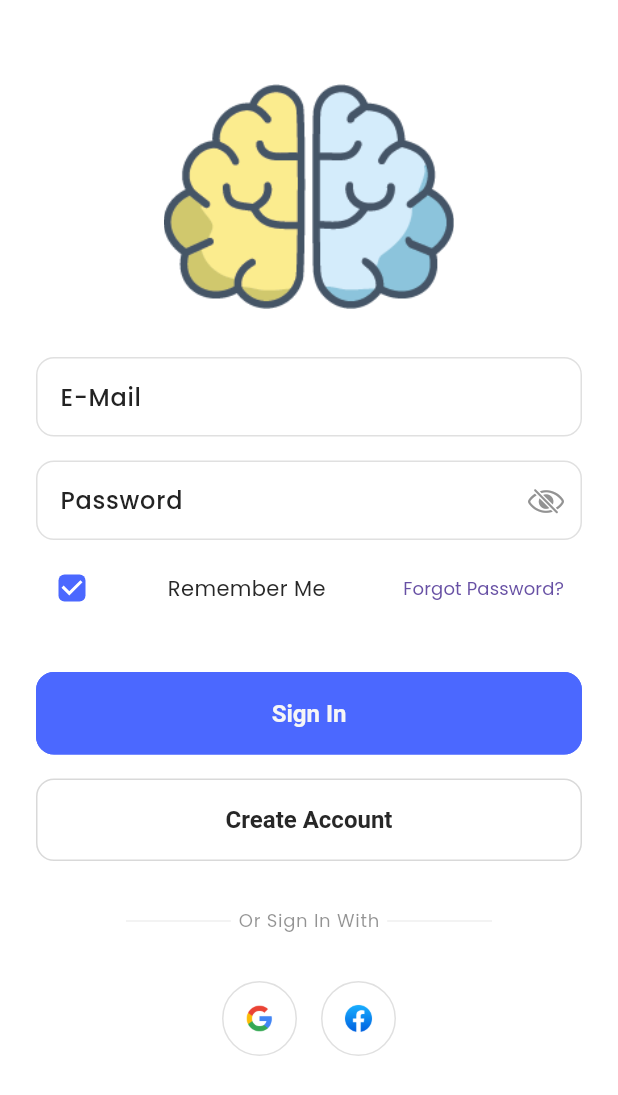
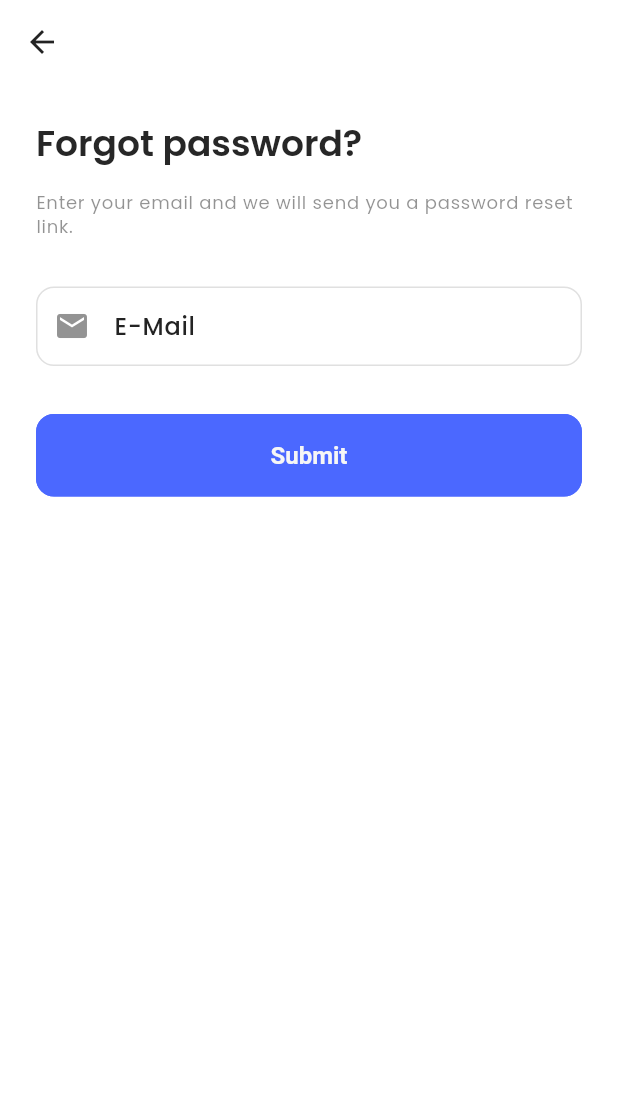
Before and after one commit to CelPat/ProjektZespolowyPCZ, a Flutter app: the LoginPage screen opened directly, after a tap on "Forgot Password?", on a phone screen of 412 x 824 dp. Shown: the top 1095 px of the screen. Run offline on Flutter 3.47's test engine with Material 3 defaults, Android fonts, the phone set to English and light mode, and no system bars; our stand-ins replace connectivity_plus, firebase_storage, get, get_storage, iconsax, logger and 2 more; accounts and stored records are empty.

Commit message:
Create forgot and reset password page

```diff
--- a/lib/features/authentication/screens/login/widgets/login_form.dart
+++ b/lib/features/authentication/screens/login/widgets/login_form.dart
@@ -1,5 +1,6 @@
 import 'package:flutter/material.dart';
 import 'package:get/get.dart';
+import 'package:projekt_zespolowy_pcz/features/authentication/screens/password_config/forgot_password.dart';
 import '../../../../../common/widgets/login_signup/password_field.dart';
 import '../../../../../utils/constants/sizes.dart';
 import '../../../../../utils/constants/text_strings.dart';
@@ -29,7 +30,6 @@ class ZenLoginForm extends StatelessWidget {
             const SizedBox(height: ZenSizes.spaceBetweenInputFields),
 
             // Password
-
             PasswordField(
                 passwordVisibilityController: passwordVisibilityController,
                 passwordController: passwordTextController),
@@ -45,7 +45,7 @@ class ZenLoginForm extends StatelessWidget {
 
                 // Forgot Password
                 TextButton(
-                    onPressed: () {},
+                    onPressed: () => Get.to(() => ForgotPassword()),
                     child: const Text(ZenTexts.forgotPassword)),
               ],
             ),
--- /dev/null
+++ b/lib/features/authentication/screens/password_config/forgot_password.dart
@@ -0,0 +1,69 @@
+import 'package:flutter/material.dart';
+import 'package:get/get.dart';
+import 'package:projekt_zespolowy_pcz/features/authentication/screens/password_confi/reset_password.dart';
+import 'package:projekt_zespolowy_pcz/utils/constants/sizes.dart';
+import 'package:projekt_zespolowy_pcz/utils/constants/text_strings.dart';
+import 'package:projekt_zespolowy_pcz/utils/validators/validation.dart';
+
+class ForgotPassword extends StatelessWidget {
+  final TextEditingController emailController = TextEditingController();
+  ForgotPassword({super.key});
+
+  @override
+  Widget build(BuildContext context) {
+    return Scaffold(
+      appBar: AppBar(),
+      body: Padding(
+        padding: const EdgeInsets.all(ZenSizes.defaultSpace),
+        child: Column(
+          crossAxisAlignment: CrossAxisAlignment.start,
+          children: [
+            // Headings
+            Text(
+              ZenTexts.forgotPasswordTitle,
+              style: Theme.of(context).textTheme.headlineMedium,
+            ),
+            const SizedBox(
+              height: ZenSizes.spaceBetweenItems,
+            ),
+
+            Text(
+              ZenTexts.forgotPasswordSubTitle,
+              style: Theme.of(context).textTheme.labelMedium,
+            ),
+            const SizedBox(
+              height: ZenSizes.spaceBetweenSections,
+            ),
+
+            // Email text field
+            TextFormField(
+              controller: emailController,
+              decoration: const InputDecoration(
+                  labelText: ZenTexts.email, prefixIcon: Icon(Icons.email)),
+            ),
+
+            const SizedBox(
+              height: ZenSizes.spaceBetweenSections,
+            ),
+
+            // Submit button
+            SizedBox(
+                width: double.infinity,
+                child: ElevatedButton(
+                    onPressed: () {
+                      String? emailError = ZenValidator.validateEmail(
+                          emailController.text.trim());
+                      if (emailError != null) {
+                        Get.snackbar('Validation Error', emailError,
+                            snackPosition: SnackPosition.TOP);
+                      } else {
+                        Get.off(() => const ResetPassword());
+                      }
+                    },
+                    child: const Text(ZenTexts.submit)))
+          ],
+        ),
+      ),
+    );
+  }
+}
--- a/lib/utils/constants/text_strings.dart
+++ b/lib/utils/constants/text_strings.dart
@@ -6,7 +6,7 @@ class ZenTexts {
   static const String done = "Done";
   static const String submit = "Submit";
   static const String appName = "Zen Brain";
-  static const String tContinue = "Continue";
+  static const String zenContinue = "Continue";
 
   // -- OnBoarding Texts
   static const String onBoardingTitle1 = "Calm your mind";
@@ -45,7 +45,7 @@ class ZenTexts {
   static const String loginTitle = "Welcome back,";
   static const String loginSubTitle = "Let's take care of your mind.";
   static const String signupTitle = "Let’s create your account";
-  static const String forgotPasswordTitle = "Forgot password";
+  static const String forgotPasswordTitle = "Forgot password?";
   static const String forgotPasswordSubTitle =
       "Enter your email and we will send you a password reset link.";
   static const String changeYourPasswordTitle = "Password Reset Email Sent";
```
Also changed, not shown: lib/features/authentication/screens/password_config/reset_password.dart (added, +80 -0 lines).
